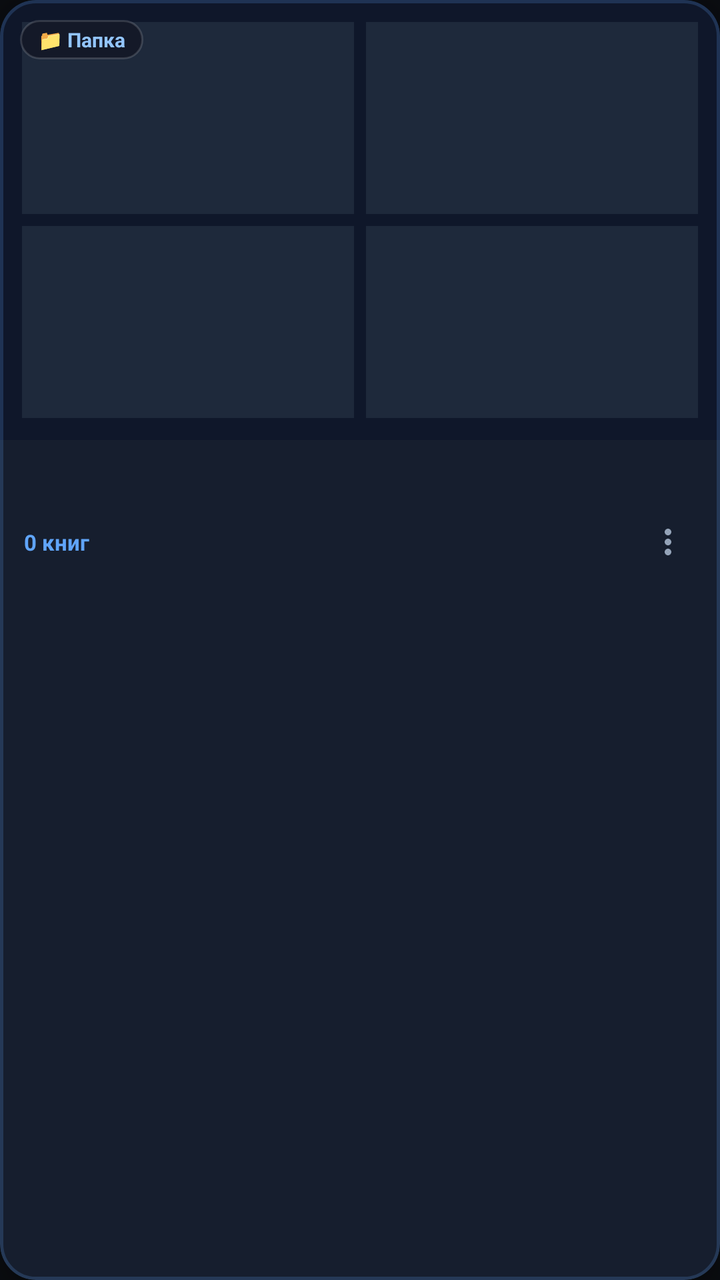
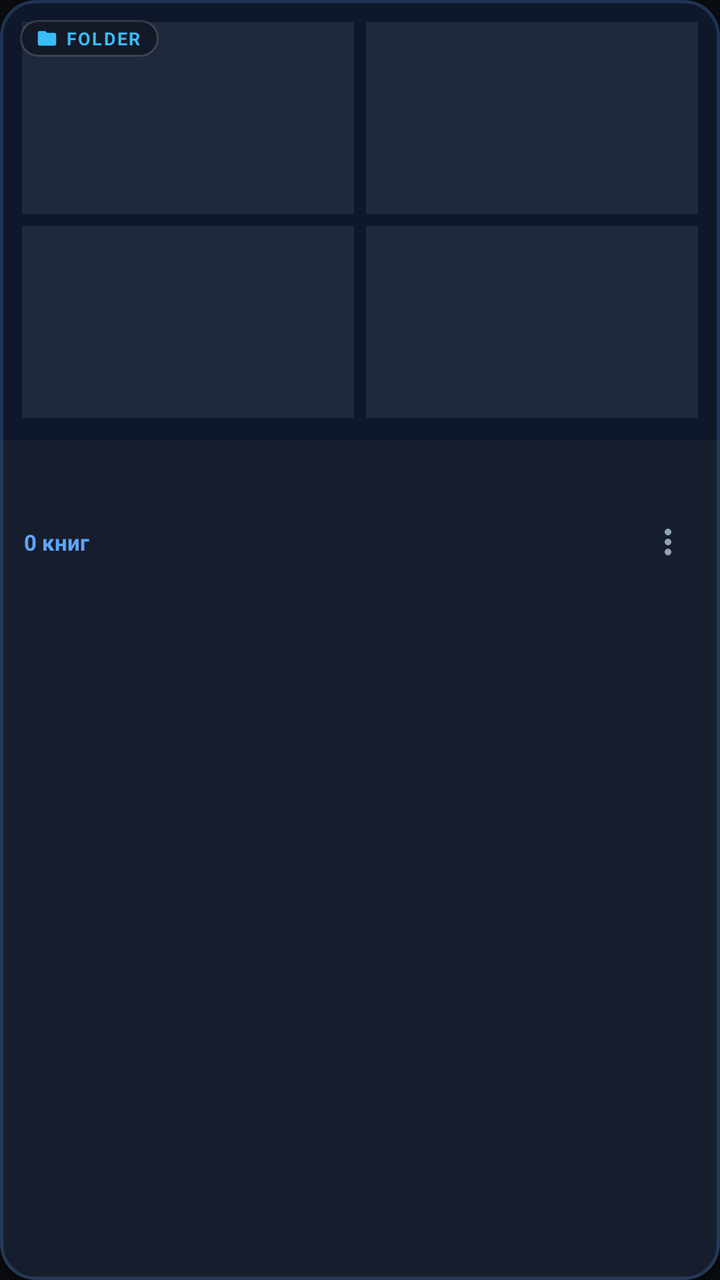

Before-and-after screenshots of an Android layout around one commit, followed by the original layout XML and the change that was made.
<!-- AndroidManifest.xml: application theme Theme.AuraLeaf -->
<!-- res/layout/item_group.xml -->
<?xml version="1.0" encoding="utf-8"?>
<com.google.android.material.card.MaterialCardView xmlns:android="http://schemas.android.com/apk/res/android"
    xmlns:app="http://schemas.android.com/apk/res-auto"
    android:layout_width="match_parent"
    android:layout_height="wrap_content"
    android:layout_margin="8dp"
    app:cardBackgroundColor="#161E2E"
    app:cardCornerRadius="18dp"
    app:cardElevation="6dp"
    app:strokeColor="#3360A5FA"
    app:strokeWidth="1.5dp">

    <LinearLayout
        android:layout_width="match_parent"
        android:layout_height="wrap_content"
        android:orientation="vertical">

        
        <FrameLayout
            android:layout_width="match_parent"
            android:layout_height="220dp"
            android:background="#0F172A">

            
            <GridLayout
                android:id="@+id/layout_collage"
                android:layout_width="match_parent"
                android:layout_height="match_parent"
                android:columnCount="2"
                android:rowCount="2"
                android:padding="8dp">

                <ImageView
                    android:id="@+id/img_c1"
                    android:layout_width="0dp"
                    android:layout_height="0dp"
                    android:layout_rowWeight="1"
                    android:layout_columnWeight="1"
                    android:layout_margin="3dp"
                    android:scaleType="centerCrop"
                    android:background="#1E293B" />

                <ImageView
                    android:id="@+id/img_c2"
                    android:layout_width="0dp"
                    android:layout_height="0dp"
                    android:layout_rowWeight="1"
                    android:layout_columnWeight="1"
                    android:layout_margin="3dp"
                    android:scaleType="centerCrop"
                    android:background="#1E293B" />

                <ImageView
                    android:id="@+id/img_c3"
                    android:layout_width="0dp"
                    android:layout_height="0dp"
                    android:layout_rowWeight="1"
                    android:layout_columnWeight="1"
                    android:layout_margin="3dp"
                    android:scaleType="centerCrop"
                    android:background="#1E293B" />

                <ImageView
                    android:id="@+id/img_c4"
                    android:layout_width="0dp"
                    android:layout_height="0dp"
                    android:layout_rowWeight="1"
                    android:layout_columnWeight="1"
                    android:layout_margin="3dp"
                    android:scaleType="centerCrop"
                    android:background="#1E293B" />
            </GridLayout>

            
            <ImageView
                android:id="@+id/img_empty_folder"
                android:layout_width="64dp"
                android:layout_height="64dp"
                android:layout_gravity="center"
                android:alpha="0.6"
                android:src="@drawable/ic_shelf"
                android:visibility="gone" />

            
            <TextView
                android:id="@+id/tv_group_badge"
                android:layout_width="wrap_content"
                android:layout_height="wrap_content"
                android:layout_gravity="top|start"
                android:layout_margin="10dp"
                android:background="@drawable/bg_glass_pill"
                android:paddingStart="9dp"
                android:paddingTop="3dp"
                android:paddingEnd="9dp"
                android:paddingBottom="3dp"
                android:text="📁 Папка"
                android:textColor="#93C5FD"
                android:textSize="10sp"
                android:textStyle="bold" />
        </FrameLayout>

        
        <LinearLayout
            android:layout_width="match_parent"
            android:layout_height="wrap_content"
            android:orientation="vertical"
            android:padding="12dp">

            <TextView
                android:id="@+id/tv_group_title"
                android:layout_width="match_parent"
                android:layout_height="wrap_content"
                android:ellipsize="end"
                android:maxLines="1"
                android:textColor="#F8FAFC"
                android:textSize="14sp"
                android:textStyle="bold" />

            <LinearLayout
                android:layout_width="match_parent"
                android:layout_height="wrap_content"
                android:layout_marginTop="6dp"
                android:gravity="center_vertical"
                android:orientation="horizontal">

                <TextView
                    android:id="@+id/tv_group_count"
                    android:layout_width="0dp"
                    android:layout_height="wrap_content"
                    android:layout_weight="1"
                    android:text="0 книг"
                    android:textColor="#60A5FA"
                    android:textSize="11sp"
                    android:textStyle="bold" />

                <ImageView
                    android:id="@+id/btn_group_more"
                    android:layout_width="28dp"
                    android:layout_height="28dp"
                    android:background="@drawable/bg_glass_circle"
                    android:padding="4dp"
                    android:src="@drawable/ic_more" />
            </LinearLayout>
        </LinearLayout>
    </LinearLayout>

</com.google.android.material.card.MaterialCardView>
<!-- resources referenced by this layout -->
<resources>
  <!-- drawable bg_glass_circle (drawable) -->
  <?xml version="1.0" encoding="utf-8"?>
  <ripple xmlns:android="http://schemas.android.com/apk/res/android"
      android:color="#33FFFFFF">
      <item>
          <shape android:shape="oval">
              <solid android:color="#00000000"/>
          </shape>
      </item>
  </ripple>
  <!-- drawable bg_glass_pill (drawable) -->
  <?xml version="1.0" encoding="utf-8"?>
  <ripple xmlns:android="http://schemas.android.com/apk/res/android"
      android:color="#33FFFFFF">
      <item>
          <shape android:shape="rectangle">
              <corners android:radius="999dp"/>
              <solid android:color="#CC121624"/>
              <stroke android:width="1dp" android:color="#26FFFFFF"/>
          </shape>
      </item>
  </ripple>
  <!-- drawable ic_more (drawable) -->
  <vector xmlns:android="http://schemas.android.com/apk/res/android"
      android:width="24dp"
      android:height="24dp"
      android:viewportWidth="24"
      android:viewportHeight="24">
      <path
          android:fillColor="#94A3B8"
          android:pathData="M12,8c1.1,0 2,-0.9 2,-2s-0.9,-2 -2,-2 -2,0.9 -2,2 0.9,2 2,2zm0,2c-1.1,0 -2,0.9 -2,2s0.9,2 2,2 2,-0.9 2,-2 -0.9,-2 -2,-2zm0,6c-1.1,0 -2,0.9 -2,2s0.9,2 2,2 2,-0.9 2,-2 -0.9,-2 -2,-2z"/>
  </vector>
  <!-- drawable ic_shelf (drawable) -->
  <vector xmlns:android="http://schemas.android.com/apk/res/android"
      android:width="24dp"
      android:height="24dp"
      android:viewportWidth="24"
      android:viewportHeight="24">
      <path
          android:fillColor="#FFFFFFFF"
          android:pathData="M4,6H2v14c0,1.1 0.9,2 2,2h14v-2H4V6zm16,-4H8c-1.1,0 -2,0.9 -2,2v12c0,1.1 0.9,2 2,2h12c1.1,0 2,-0.9 2,-2V4c0,-1.1 -0.9,-2 -2,-2zm0,14H8V4h12v12z"/>
  </vector>
  <style name="Theme.AuraLeaf" parent="Theme.MaterialComponents.NoActionBar">
          <item name="android:windowBackground">@color/bg_dark</item>
          <item name="android:statusBarColor">#00000000</item>
          <item name="android:navigationBarColor">#00000000</item>
          <item name="android:windowTranslucentStatus">false</item>
          <item name="android:windowTranslucentNavigation">false</item>
          <item name="colorPrimary">@color/accent_blue</item>
          <item name="colorSecondary">@color/accent_blue</item>
      </style>
  <color name="bg_dark">#0A0C10</color>
  <color name="accent_blue">#3B82F6</color>
</resources>

<!-- the commit's change to res/layout/item_group.xml (unified diff, before → after) -->
@@ -82,21 +82,36 @@
                 android:visibility="gone" />
 
             
-            <TextView
+            <LinearLayout
                 android:id="@+id/tv_group_badge"
                 android:layout_width="wrap_content"
                 android:layout_height="wrap_content"
                 android:layout_gravity="top|start"
                 android:layout_margin="10dp"
                 android:background="@drawable/bg_glass_pill"
-                android:paddingStart="9dp"
+                android:gravity="center_vertical"
+                android:orientation="horizontal"
+                android:paddingStart="8dp"
                 android:paddingTop="3dp"
                 android:paddingEnd="9dp"
-                android:paddingBottom="3dp"
-                android:text="📁 Папка"
-                android:textColor="#93C5FD"
-                android:textSize="10sp"
-                android:textStyle="bold" />
+                android:paddingBottom="3dp">
+
+                <ImageView
+                    android:layout_width="11dp"
+                    android:layout_height="11dp"
+                    android:src="@drawable/ic_folder"
+                    app:tint="#38BDF8" />
+
+                <TextView
+                    android:layout_width="wrap_content"
+                    android:layout_height="wrap_content"
+                    android:layout_marginStart="4dp"
+                    android:text="FOLDER"
+                    android:letterSpacing="0.08"
+                    android:textColor="#38BDF8"
+                    android:textSize="9sp"
+                    android:textStyle="bold" />
+            </LinearLayout>
         </FrameLayout>
 
         
<!-- resource entries referenced after the edit -->
@@ -22,6 +22,16 @@
           </shape>
       </item>
   </ripple>
+  <!-- drawable ic_folder (drawable) -->
+  <vector xmlns:android="http://schemas.android.com/apk/res/android"
+      android:width="24dp"
+      android:height="24dp"
+      android:viewportWidth="24"
+      android:viewportHeight="24">
+    <path
+        android:fillColor="#FFFFFFFF"
+        android:pathData="M10,4H4c-1.1,0 -1.99,0.9 -1.99,2L2,18c0,1.1 0.9,2 2,2h16c1.1,0 2,-0.9 2,-2V8c0,-1.1 -0.9,-2 -2,-2h-8l-2,-2z"/>
+  </vector>
   <!-- drawable ic_more (drawable) -->
   <vector xmlns:android="http://schemas.android.com/apk/res/android"
       android:width="24dp"
